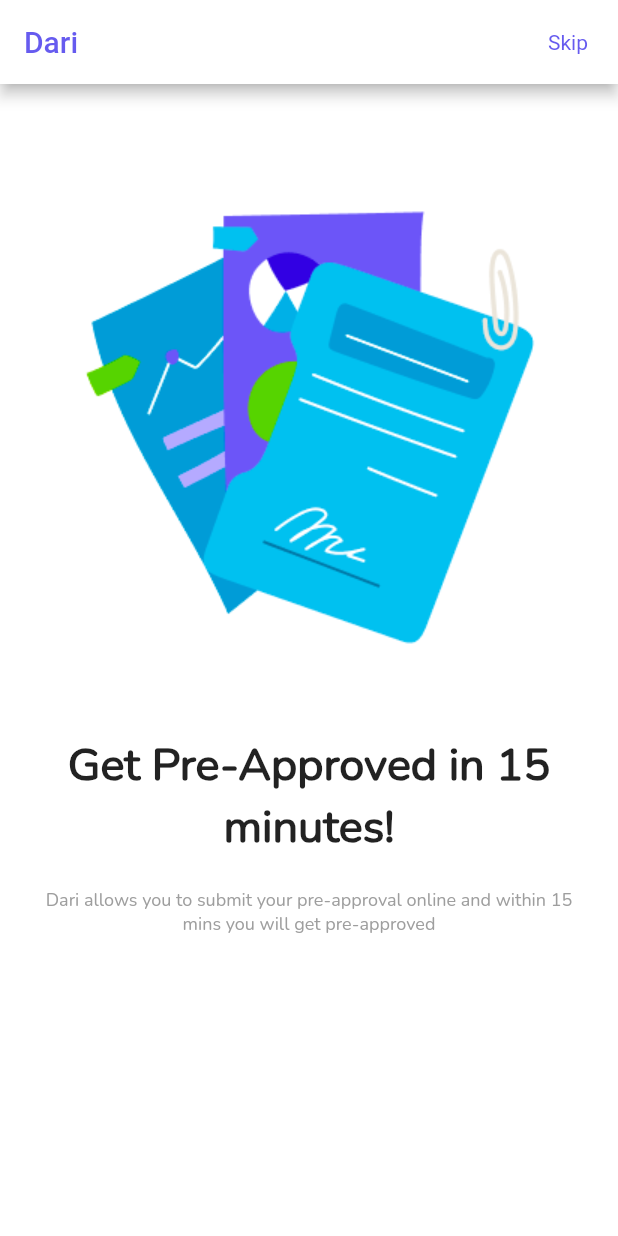
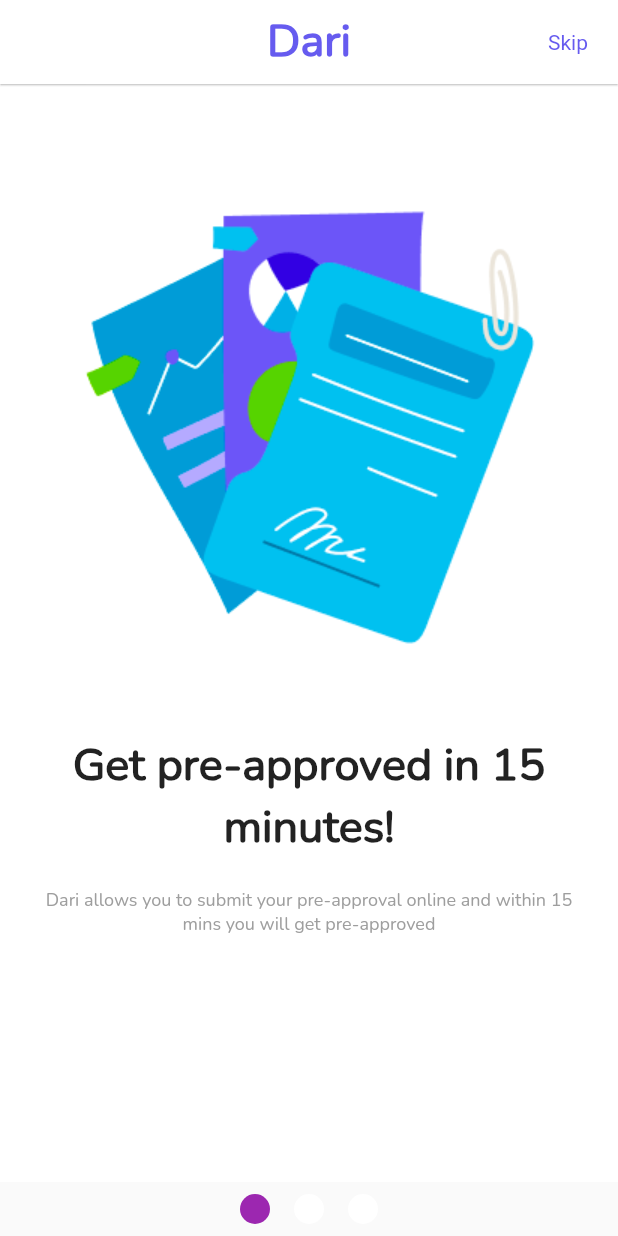
Before and after one commit to NawafLawati/dari_replica, a Flutter app: the screen it shows after launch, on a phone screen of 412 x 824 dp. Run offline on Flutter 3.47's test engine with Material 2 defaults, Android fonts, the phone set to English and light mode, and no system bars; our stand-ins replace flutter_native_splash.

Commit message:
Changed Splash, added Home Screen elements initial UI, fixed up onboarding

```diff
--- a/flutter_native_splash.yaml
+++ b/flutter_native_splash.yaml
@@ -11,7 +11,7 @@ flutter_native_splash:
   # splash screen to a png image.  This is useful for gradients. The image will be stretch to the
   # size of the app. Only one parameter can be used, color and background_image cannot both be set.
   color: "#665BEF"
-  #background_image: "assets/splash_image.png"
+  image: "assets/splash_image.png"
 
   # Optional parameters are listed below.  To enable a parameter, uncomment the line by removing
   # the leading # character.
--- a/lib/onboarding_screen.dart
+++ b/lib/onboarding_screen.dart
@@ -1,4 +1,5 @@
 import 'package:dari_replica/home_screen.dart';
+import 'package:dari_replica/page_indicator.dart';
 import 'package:flutter/material.dart';
 
 class OnboardingScreen extends StatefulWidget {
@@ -11,9 +12,13 @@ class OnboardingScreen extends StatefulWidget {
 class _OnboardingScreenState extends State<OnboardingScreen> {
   @override
   Widget build(BuildContext context) {
+    final PageController controller = PageController();
     return Scaffold(
       backgroundColor: Colors.white,
-      body: PageView(
+      body: Stack(
+        children: [
+          PageView(
+            controller: controller,
             children: [
               Padding(
                 padding: const EdgeInsets.all(24.0),
@@ -23,7 +28,7 @@ class _OnboardingScreenState extends State<OnboardingScreen> {
                     Image.asset('assets/onboarding_image_1.png'),
                     const SizedBox(height: 40),
                     const Text(
-                  "Get Pre-Approved in 15 minutes!",
+                      "Get pre-approved in 15 minutes!",
                       style: TextStyle(
                           fontFamily: 'Nunito',
                           fontWeight:  FontWeight.bold,
@@ -60,7 +65,7 @@ class _OnboardingScreenState extends State<OnboardingScreen> {
                       ),
                       textAlign: TextAlign.center,
                     ),
-              const SizedBox(height: 30),
+                    const SizedBox(height: 20),
                     const Text(
                       "Dari helps you to compare different mortgage offers and allow you to choose the best",
                       style: TextStyle(
@@ -88,7 +93,7 @@ class _OnboardingScreenState extends State<OnboardingScreen> {
                       ),
                       textAlign: TextAlign.center,
                     ),
-              const SizedBox(height: 30),
+                    const SizedBox(height: 60),
                     const Text(
                       "No more branch visits to explore different opportunities. All the deals are now in your hand.",
                       style: TextStyle(
@@ -102,9 +107,21 @@ class _OnboardingScreenState extends State<OnboardingScreen> {
                 ),),
             ],
           ),
+        ],
+      ),
       appBar: AppBar(
-        title: const Text("Dari"),
           backgroundColor: Colors.white,
+          bottomOpacity: 1.0,
+          elevation: 0.5,
+        title: const Text(
+            "Dari",
+          style: TextStyle(
+              fontFamily: 'Nunito',
+              fontWeight:  FontWeight.bold,
+              fontSize: 30.0
+          ),
+        ),
+        centerTitle: true,
         foregroundColor: const Color(0xFF665BEF),
         actions:  <Widget>[
         Padding(
@@ -120,6 +137,8 @@ class _OnboardingScreenState extends State<OnboardingScreen> {
         ),
         ]
       ),
+      bottomSheet: PageIndicator(
+      ),
     );
   }
 }
--- /dev/null
+++ b/lib/page_indicator.dart
@@ -0,0 +1,30 @@
+import 'package:flutter/material.dart';
+
+class PageIndicator extends StatelessWidget {
+  const PageIndicator({Key? key,
+  this.currentValue = 0,}) : super(key: key);
+  final int currentValue;
+
+  @override
+  Widget build(BuildContext context) {
+    return Row(
+      mainAxisAlignment: MainAxisAlignment.center,
+      children: List.generate(3, (index) =>
+        Padding(
+          padding: const EdgeInsets.all(8.0),
+          child: AnimatedContainer(
+            curve: Curves.easeIn,
+            width: 20,
+            height: 20,
+            decoration: BoxDecoration(
+              color: index == currentValue ? Colors.purple : Colors.white,
+              borderRadius: BorderRadius.circular(20)
+            ), duration: const Duration(
+                milliseconds: 50
+          ),
+          ),
+        ),
+      ),
+    );
+  }
+}
```
Also changed, not shown: lib/home_screen.dart (+109 -3 lines), assets/app_icon_purple.png (added), assets/splash_image.png (added), 13 other files. Lines whose indentation alone changed are shown as unchanged.
